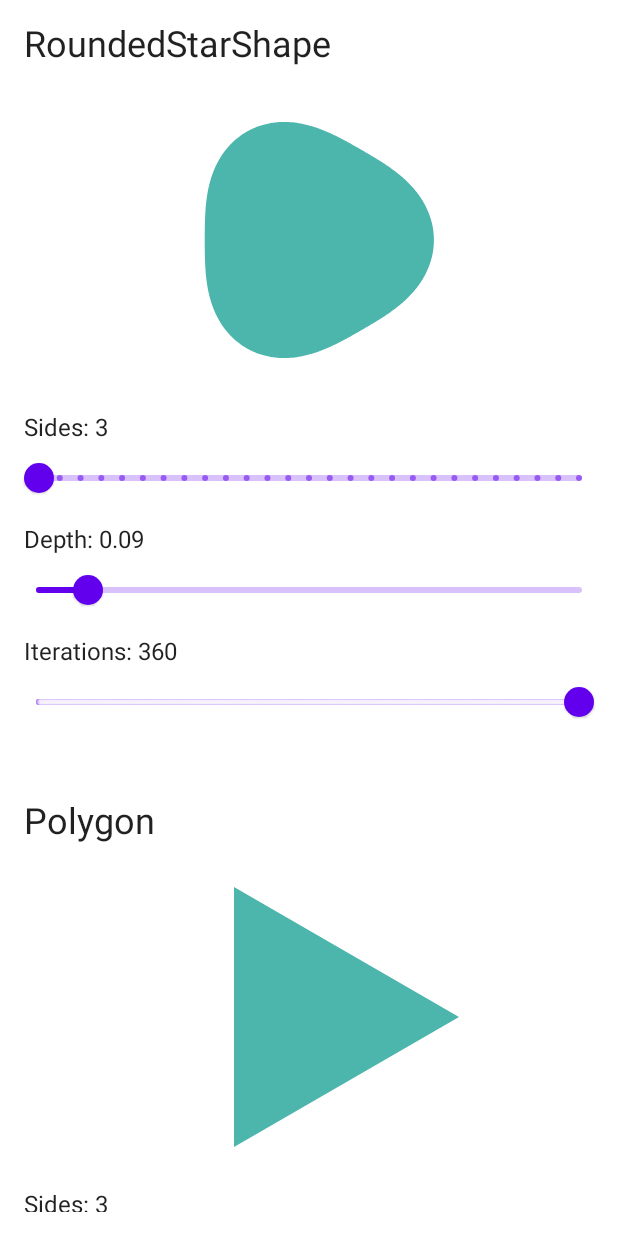
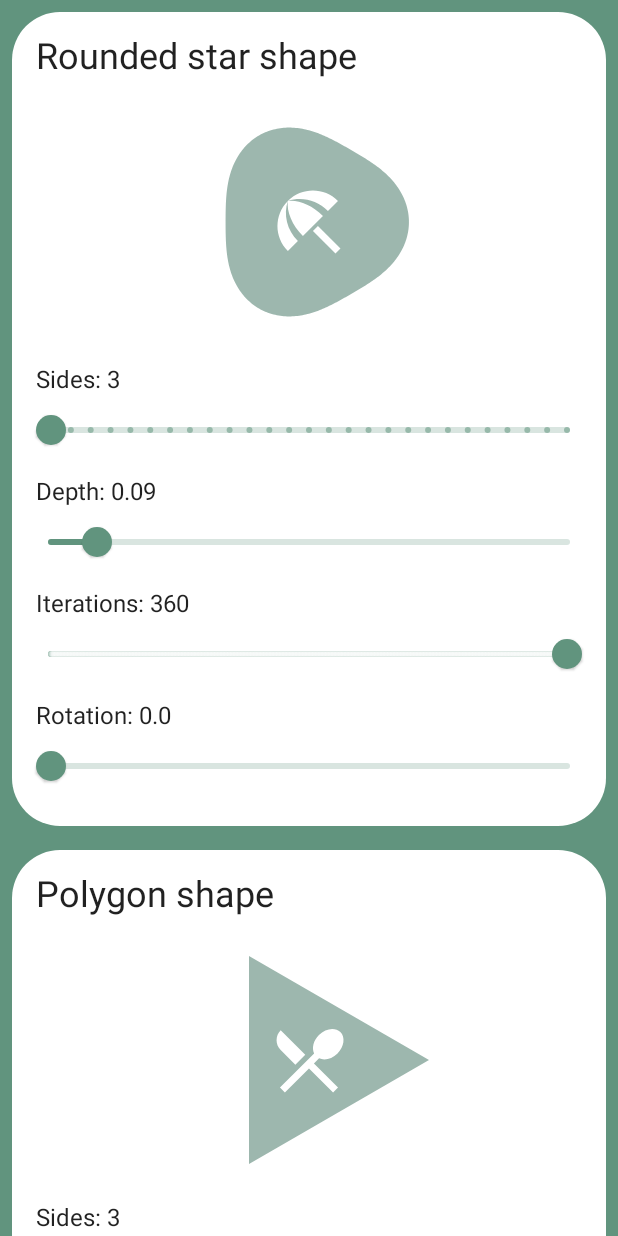
Before and after one commit to pz64/RoundedStarShape-JetPack-Compose, an Android app built with Jetpack Compose: the screen it shows after launch (MainActivity), on a phone screen of 412 x 824 dp. Run offline under Robolectric (Android 15) with nearby library versions, the phone set to English and light mode, and no system bars.

Commit message:
added rotation

```diff
--- a/app/src/main/java/compz64/shapetest/MainActivity.kt
+++ b/app/src/main/java/compz64/shapetest/MainActivity.kt
@@ -3,22 +3,28 @@ package compz64.shapetest
 import android.os.Bundle
 import androidx.activity.ComponentActivity
 import androidx.activity.compose.setContent
+import androidx.compose.foundation.Image
+import androidx.compose.foundation.background
 import androidx.compose.foundation.layout.*
 import androidx.compose.foundation.rememberScrollState
+import androidx.compose.foundation.shape.RoundedCornerShape
 import androidx.compose.foundation.verticalScroll
 import androidx.compose.material.MaterialTheme
 import androidx.compose.material.Slider
 import androidx.compose.material.Surface
 import androidx.compose.material.Text
 import androidx.compose.runtime.*
+import androidx.compose.ui.Alignment.Companion.Center
 import androidx.compose.ui.Alignment.Companion.CenterHorizontally
 import androidx.compose.ui.Modifier
 import androidx.compose.ui.graphics.Color
+import androidx.compose.ui.res.painterResource
 import androidx.compose.ui.tooling.preview.Preview
 import androidx.compose.ui.unit.dp
 import com.pz64.shape.PolygonShape
 import com.pz64.shape.RoundedStarShape
 import compz64.shapetest.ui.theme.ComposePolygonsTheme
+import kotlin.math.PI
 
 class MainActivity : ComponentActivity() {
     override fun onCreate(savedInstanceState: Bundle?) {
@@ -39,33 +45,66 @@ fun Screen() {
     Box(
         modifier = Modifier
             .fillMaxSize()
-            .padding(16.dp)
             .verticalScroll(rememberScrollState(), enabled = true)
     ) {
-        Column{
+        Column(
+            Modifier
+                .background(color = MaterialTheme.colors.primary)
+                .padding(8.dp)
+        ) {
+
+
+            RoundedStarShapeCard()
+
+            Spacer(modifier = Modifier.size(16.dp))
+
+            PolygonShapeCard()
+
+            Spacer(modifier = Modifier.size(16.dp))
+
+        }
+
+
+    }
+}
+
+@Composable
+private fun RoundedStarShapeCard() {
+    Surface(shape = RoundedCornerShape(32.dp)) {
+        Column(modifier = Modifier.padding(16.dp)) {
 
             var sides by remember { mutableStateOf(3f) }
             var depth by remember { mutableStateOf(0.09f) }
             var iteration by remember { mutableStateOf(360f) }
+            var rotation by remember { mutableStateOf(0f) }
 
-            /****
-             */
+
             val roundedStarShape = RoundedStarShape(
                 sides = sides.toInt(),
-                depth = depth.toDouble(),
+                curve = depth.toDouble(),
+                rotationDegree = rotation,
                 iterations = iteration.toInt()
             )
 
 
-            Text(text = "RoundedStarShape", style = MaterialTheme.typography.h5)
+            Text(text = "Rounded star shape", style = MaterialTheme.typography.h5)
             Spacer(modifier = Modifier.size(16.dp))
 
             Surface(
                 shape = roundedStarShape,
                 modifier = Modifier.align(CenterHorizontally)
             ) {
-                Surface(color = Color(0xff4DB6AC), modifier = Modifier.size(200.dp)) {
-
+                Box(
+                    modifier = Modifier
+                        .background(color = Color(0x70205C47))
+                        .size(160.dp),
+                    contentAlignment = Center
+                ) {
+                    Image(
+                        painter = painterResource(id = R.drawable.ic_icon),
+                        contentDescription = "",
+                        modifier = Modifier.size(56.dp)
+                    )
                 }
             }
 
@@ -91,24 +130,45 @@ fun Screen() {
                 valueRange = 3f..360f,
                 steps = 357
             )
+            Spacer(modifier = Modifier.size(8.dp))
+            Text(text = "Rotation: $rotation")
+            Slider(
+                value = rotation.toFloat(), onValueChange = { rotation = it },
+                valueRange = 0.0f..360f,
+            )
+        }
 
+    }
+}
 
-            Spacer(modifier = Modifier.size(42.dp))
-
-            Text(text = "Polygon", style = MaterialTheme.typography.h5)
+@Composable
+private fun PolygonShapeCard() {
+    Surface(shape = RoundedCornerShape(32.dp)) {
+        Column(modifier = Modifier.padding(16.dp)) {
+            Text(text = "Polygon shape", style = MaterialTheme.typography.h5)
             Spacer(modifier = Modifier.size(16.dp))
 
             var polySides by remember { mutableStateOf(3f) }
+            var rotation by remember { mutableStateOf(0f) }
 
 
-            val polygonShape = PolygonShape(sides = polySides.toInt())
+            val polygonShape = PolygonShape(sides = polySides.toInt(), rotationDegree = rotation)
 
             Surface(
                 shape = polygonShape,
                 modifier = Modifier.align(CenterHorizontally)
             ) {
-                Surface(color = Color(0xff4DB6AC), modifier = Modifier.size(200.dp)) {
-
+                Box(
+                    modifier = Modifier
+                        .background(color = Color(0x70205C47))
+                        .size(160.dp),
+                    contentAlignment = Center
+                ) {
+                    Image(
+                        painter = painterResource(id = R.drawable.ic_icon_2),
+                        contentDescription = "",
+                        modifier = Modifier.size(56.dp)
+                    )
                 }
             }
 
@@ -119,10 +179,37 @@ fun Screen() {
                 valueRange = 3f..103f,
                 steps = 100
             )
+            Spacer(modifier = Modifier.size(8.dp))
+            Text(text = "Rotation: $rotation")
+            Slider(
+                value = rotation.toFloat(), onValueChange = { rotation = it },
+                valueRange = 0.0f..360f,
+            )
         }
 
+    }
+}
+
+@Composable
+@Preview
+fun RoundedStarShapeCardPreview() {
+    ComposePolygonsTheme {
+        // A surface container using the 'background' color from the theme
+        Surface(color = MaterialTheme.colors.background) {
+            RoundedStarShapeCard()
+        }
+    }
+}
 
 
+@Composable
+@Preview
+fun PolygonShapeCardPreview() {
+    ComposePolygonsTheme {
+        // A surface container using the 'background' color from the theme
+        Surface(color = MaterialTheme.colors.background) {
+            PolygonShapeCard()
+        }
     }
 }
 
--- a/app/src/main/java/compz64/shapetest/ui/theme/Color.kt
+++ /dev/null
@@ -1,8 +0,0 @@
-package compz64.shapetest.ui.theme
-
-import androidx.compose.ui.graphics.Color
-
-val Purple200 = Color(0xFFBB86FC)
-val Purple500 = Color(0xFF6200EE)
-val Purple700 = Color(0xFF3700B3)
-val Teal200 = Color(0xFF03DAC5)
--- a/app/src/main/java/compz64/shapetest/ui/theme/Theme.kt
+++ b/app/src/main/java/compz64/shapetest/ui/theme/Theme.kt
@@ -1,43 +1,21 @@
 package compz64.shapetest.ui.theme
 
-import androidx.compose.foundation.isSystemInDarkTheme
 import androidx.compose.material.MaterialTheme
-import androidx.compose.material.darkColors
 import androidx.compose.material.lightColors
 import androidx.compose.runtime.Composable
+import androidx.compose.ui.graphics.Color
 
-private val DarkColorPalette = darkColors(
-    primary = Purple200,
-    primaryVariant = Purple700,
-    secondary = Teal200
-)
 
-private val LightColorPalette = lightColors(
-    primary = Purple500,
-    primaryVariant = Purple700,
-    secondary = Teal200
-
-    /* Other default colors to override
-    background = Color.White,
-    surface = Color.White,
-    onPrimary = Color.White,
-    onSecondary = Color.Black,
-    onBackground = Color.Black,
-    onSurface = Color.Black,
-    */
-)
+private val colors = lightColors(
+    primary = Color(0xFF61947E),
+    primaryVariant = Color(0xFF739E8B),
+    secondary = Color(0xFF4D8094),
+    )
 
 @Composable
 fun ComposePolygonsTheme(
-    darkTheme: Boolean = isSystemInDarkTheme(),
     content: @Composable() () -> Unit
 ) {
-    val colors = if (darkTheme) {
-        DarkColorPalette
-    } else {
-        LightColorPalette
-    }
-
     MaterialTheme(
         colors = colors,
         typography = Typography,
--- /dev/null
+++ b/app/src/main/res/drawable/ic_icon.xml
@@ -0,0 +1,5 @@
+<vector android:height="24dp" android:tint="#FFFFFF"
+    android:viewportHeight="24" android:viewportWidth="24"
+    android:width="24dp" xmlns:android="http://schemas.android.com/apk/res/android">
+    <path android:fillColor="@android:color/white" android:pathData="M13.127,14.56l1.43,-1.43 6.44,6.443L19.57,21zM17.42,8.83l2.86,-2.86c-3.95,-3.95 -10.35,-3.96 -14.3,-0.02 3.93,-1.3 8.31,-0.25 11.44,2.88zM5.95,5.98c-3.94,3.95 -3.93,10.35 0.02,14.3l2.86,-2.86C5.7,14.29 4.65,9.91 5.95,5.98zM5.97,5.96l-0.01,0.01c-0.38,3.01 1.17,6.88 4.3,10.02l5.73,-5.73c-3.13,-3.13 -7.01,-4.68 -10.02,-4.3z"/>
+</vector>
--- /dev/null
+++ b/app/src/main/res/drawable/ic_icon_2.xml
@@ -0,0 +1,5 @@
+<vector android:height="24dp" android:tint="#FFFFFF"
+    android:viewportHeight="24" android:viewportWidth="24"
+    android:width="24dp" xmlns:android="http://schemas.android.com/apk/res/android">
+    <path android:fillColor="@android:color/white" android:pathData="M8.1,13.34l2.83,-2.83L3.91,3.5c-1.56,1.56 -1.56,4.09 0,5.66l4.19,4.18zM14.88,11.53c1.53,0.71 3.68,0.21 5.27,-1.38 1.91,-1.91 2.28,-4.65 0.81,-6.12 -1.46,-1.46 -4.2,-1.1 -6.12,0.81 -1.59,1.59 -2.09,3.74 -1.38,5.27L3.7,19.87l1.41,1.41L12,14.41l6.88,6.88 1.41,-1.41L13.41,13l1.47,-1.47z"/>
+</vector>
--- a/app/src/main/res/values-night/themes.xml
+++ /dev/null
@@ -1,16 +0,0 @@
-<resources xmlns:tools="http://schemas.android.com/tools">
-    <!-- Base application theme. -->
-    <style name="Theme.ComposePolygons" parent="Theme.MaterialComponents.DayNight.DarkActionBar">
-        <!-- Primary brand color. -->
-        <item name="colorPrimary">@color/purple_200</item>
-        <item name="colorPrimaryVariant">@color/purple_700</item>
-        <item name="colorOnPrimary">@color/black</item>
-        <!-- Secondary brand color. -->
-        <item name="colorSecondary">@color/teal_200</item>
-        <item name="colorSecondaryVariant">@color/teal_200</item>
-        <item name="colorOnSecondary">@color/black</item>
-        <!-- Status bar color. -->
-        <item name="android:statusBarColor" tools:targetApi="l">?attr/colorPrimaryVariant</item>
-        <!-- Customize your theme here. -->
-    </style>
-</resources>
--- a/app/src/main/res/values/colors.xml
+++ b/app/src/main/res/values/colors.xml
@@ -7,4 +7,7 @@
     <color name="teal_700">#FF018786</color>
     <color name="black">#FF000000</color>
     <color name="white">#FFFFFFFF</color>
+
+    <color name="primary">#FF61947E</color>
+    <color name="primaryVariant">#FF739E8B</color>
 </resources>
--- a/app/src/main/res/values/themes.xml
+++ b/app/src/main/res/values/themes.xml
@@ -1,9 +1,9 @@
 <resources xmlns:tools="http://schemas.android.com/tools">
     <!-- Base application theme. -->
-    <style name="Theme.ComposePolygons" parent="Theme.MaterialComponents.DayNight.DarkActionBar">
+    <style name="Theme.ComposePolygons" parent="Theme.MaterialComponents.Light">
         <!-- Primary brand color. -->
-        <item name="colorPrimary">@color/purple_500</item>
-        <item name="colorPrimaryVariant">@color/purple_700</item>
+        <item name="colorPrimary">@color/primary</item>
+        <item name="colorPrimaryVariant">@color/primary</item>
         <item name="colorOnPrimary">@color/white</item>
         <!-- Secondary brand color. -->
         <item name="colorSecondary">@color/teal_200</item>
--- a/compose-polygonshape/src/main/java/com/pz64/shape/PolygonShape.kt
+++ b/compose-polygonshape/src/main/java/com/pz64/shape/PolygonShape.kt
@@ -11,13 +11,23 @@ import kotlin.math.cos
 import kotlin.math.min
 import kotlin.math.sin
 
-class PolygonShape(sides: Int) : Shape {
+
+/**
+ * A shape describing Polygons
+ *
+ * Note: The shape draws within the minimum of provided width and height so can't be used to create stretched shape.
+ *
+ * @param sides number of sides.
+ * @param rotation double value between 0.0 - 2π
+ */
+class PolygonShape(sides: Int, private val rotation: Double = 0.0) : Shape {
 
     private companion object {
-        const val TWOPI = 2 * PI
+        const val TWO_PI = 2 * PI
     }
 
-    private val STEPCOUNT = (TWOPI) / sides
+    private val STEPCOUNT = ((TWO_PI) / sides)
+
 
     override fun createOutline(
         size: Size,
@@ -32,18 +42,29 @@ class PolygonShape(sides: Int) : Shape {
 
         moveTo(xCenter, yCenter)
 
-        var step = 0.0
+        var t = -rotation
 
-        while (step <= TWOPI) {
-            val x = r * cos(step)
-            val y = r * sin(step)
+        while (t <= TWO_PI) {
+            val x = r * cos(t)
+            val y = r * sin(t)
             lineTo((x + xCenter).toFloat(), (y + yCenter).toFloat())
 
-            step += STEPCOUNT
+            t += STEPCOUNT
         }
 
-        val x = r * cos(step)
-        val y = r * sin(step)
+        val x = r * cos(t)
+        val y = r * sin(t)
         lineTo((x + xCenter).toFloat(), (y + yCenter).toFloat())
     })
 }
+
+/**
+ * A shape describing Polygons
+ *
+ * Note: The shape draws within the minimum of provided width and height so can't be used to create stretched shape.
+ *
+ * @param sides number of sides.
+ * @param rotationDegree float value between 0 - 360
+ */
+fun PolygonShape(sides: Int, rotationDegree: Float = 0f) =
+    PolygonShape(sides, (PI / 180) * rotationDegree)
--- a/compose-polygonshape/src/main/java/com/pz64/shape/RoundedStarShape.kt
+++ b/compose-polygonshape/src/main/java/com/pz64/shape/RoundedStarShape.kt
@@ -11,17 +11,29 @@ import kotlin.math.cos
 import kotlin.math.min
 import kotlin.math.sin
 
+/**
+ * A shape describing star with rounded corners
+ *
+ * Note: The shape draws within the minimum of provided width and height so can't be used to create stretched shape.
+ *
+ * @param sides number of sides.
+ * @param curve a double value between 0.0 - 1.0 for modifying star curve.
+ * @param rotation double value between 0.0 - 2π
+ * @param iterations a value between 0 - 360 that determines the quality of star shape.
+ */
 class RoundedStarShape(
     private val sides: Int,
-    private val depth: Double = 0.09,
-    iterations: Int = 360
-) : Shape {
+    private val curve: Double = 0.09,
+    private val rotation: Double = 0.0,
+    iterations: Int = 360,
+
+    ) : Shape {
 
     private companion object {
-        const val TWOPI = 2 * PI
+        const val TWO_PI = 2 * PI
     }
 
-    private val steps = (TWOPI) / min(iterations, 360)
+    private val steps = (TWO_PI) / min(iterations, 360)
 
     override fun createOutline(
         size: Size,
@@ -30,7 +42,7 @@ class RoundedStarShape(
     ): Outline = Outline.Generic(Path().apply {
 
 
-        val r = min(size.height, size.width) * 0.4 * mapRange(1.0, 0.0, 0.5, 1.0, depth)
+        val r = min(size.height, size.width) * 0.4 * mapRange(1.0, 0.0, 0.5, 1.0, curve)
 
         val xCenter = size.width * .5f
         val yCenter = size.height * .5f
@@ -39,21 +51,40 @@ class RoundedStarShape(
 
         var t = 0.0
 
-        while (t <= TWOPI) {
-            val x = r * (cos(t) * (1 + depth * cos(sides * t)))
-            val y = r * (sin(t) * (1 + depth * cos(sides * t)))
+        while (t <= TWO_PI) {
+            val x = r * (cos(t - rotation) * (1 + curve * cos(sides * t)))
+            val y = r * (sin(t - rotation) * (1 + curve * cos(sides * t)))
             lineTo((x + xCenter).toFloat(), (y + yCenter).toFloat())
 
             t += steps
         }
 
-        val x = r * (cos(t) * (1 + depth * cos(sides * t)))
-        val y = r * (sin(t) * (1 + depth * cos(sides * t)))
+        val x = r * (cos(t - rotation) * (1 + curve * cos(sides * t)))
+        val y = r * (sin(t - rotation) * (1 + curve * cos(sides * t)))
         lineTo((x + xCenter).toFloat(), (y + yCenter).toFloat())
 
+    })
 
-    })
+
     private fun mapRange(a: Double, b: Double, c: Double, d: Double, x: Double): Double {
         return (x - a) / (b - a) * (d - c) + c
     }
 }
+
+
+/**
+ * A shape describing star with rounded corners
+ *
+ * Note: The shape draws within the minimum of provided width and height so can't be used to create stretched shape.
+ *
+ * @param sides number of sides.
+ * @param curve a double value between 0.0 - 1.0 for modifying star curve.
+ * @param rotationDegree float value between 0 - 360
+ * @param iterations a value between 0 - 360 that determines the quality of star shape.
+ */
+fun RoundedStarShape(
+    sides: Int,
+    curve: Double = 0.09,
+    rotationDegree: Float = 0f,
+    iterations: Int = 360,
+) = RoundedStarShape(sides, curve, (PI / 180) * rotationDegree, iterations)
```
